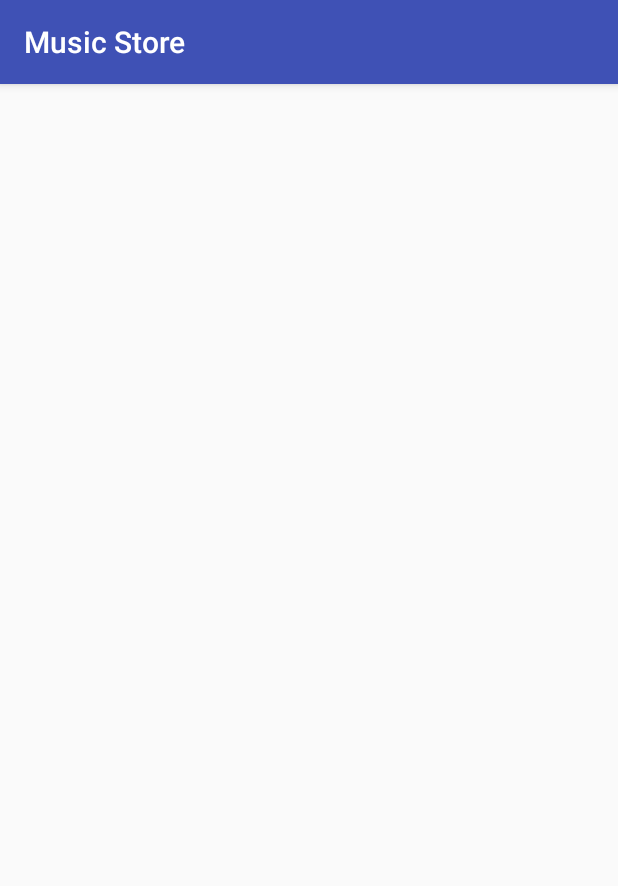
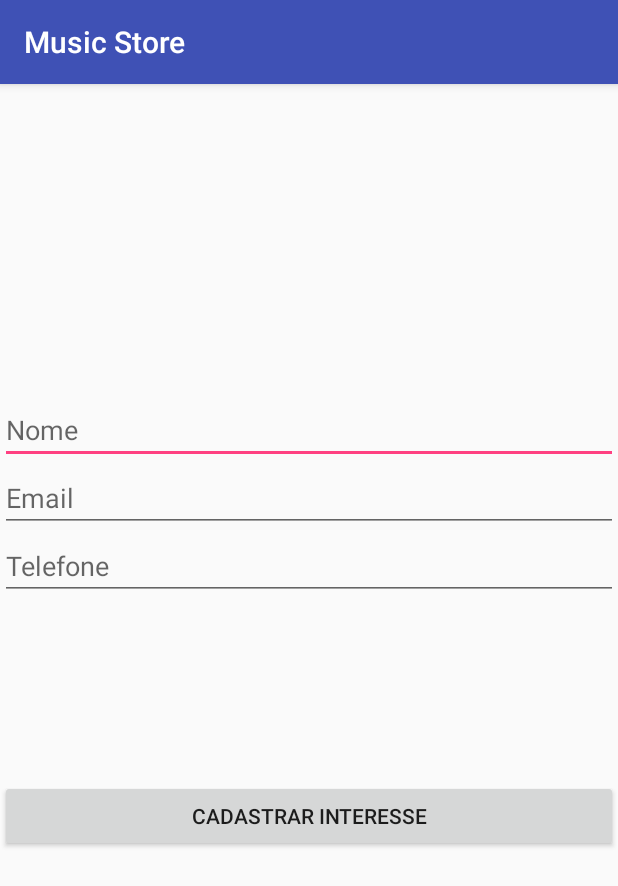
Before and after one commit to mglnb/MusicStore, an Android app: the OfferActivity screen opened directly, with no data from a screen before it, on a phone screen of 412 x 824 dp. Shown: the top 886 px of the screen. Run offline under Robolectric (Android 15) with nearby library versions, the phone set to English and light mode, and no system bars.

Commit message:
activity offer

```diff
--- a/app/src/main/java/com/mgl/musicstore/InstrumentFragment.java
+++ b/app/src/main/java/com/mgl/musicstore/InstrumentFragment.java
@@ -1,6 +1,7 @@
 package com.mgl.musicstore;
 
 import android.content.Context;
+import android.content.Intent;
 import android.database.Cursor;
 import android.net.Uri;
 import android.os.Bundle;
@@ -103,7 +104,7 @@ public class InstrumentFragment extends Fragment {
 
         InstrumentService service = retrofit.create(InstrumentService.class);
 
-        Call<List<Instrument>> instrumentCall = service.getAll();
+        final Call<List<Instrument>> instrumentCall = service.getAll();
 
         instrumentCall.enqueue(new Callback<List<Instrument>>() {
             @Override
@@ -148,7 +149,15 @@ public class InstrumentFragment extends Fragment {
         gridView.setOnItemClickListener(new AdapterView.OnItemClickListener() {
             @Override
             public void onItemClick(AdapterView<?> adapterView, View view, int i, long l) {
-                Toast.makeText(getContext(), "Touch", Toast.LENGTH_SHORT).show();
+                Instrument instrument = (Instrument) adapterView.getItemAtPosition(i);
+
+                Intent it = new Intent(getActivity(), OfferActivity.class);
+                it.putExtra("id", instrument.getId());
+                it.putExtra("modelo", instrument.getModelo());
+                it.putExtra("marca", instrument.getMarca());
+                it.putExtra("preco", instrument.getPreco());
+                it.putExtra("cor", instrument.getCor());
+                startActivity(it);
             }
         });
 
--- a/app/src/main/java/com/mgl/musicstore/OfferActivity.java
+++ b/app/src/main/java/com/mgl/musicstore/OfferActivity.java
@@ -1,13 +1,49 @@
 package com.mgl.musicstore;
 
+import android.content.Intent;
 import android.support.v7.app.AppCompatActivity;
 import android.os.Bundle;
+import android.widget.EditText;
+import android.widget.ImageView;
+import android.widget.TextView;
 
 public class OfferActivity extends AppCompatActivity {
+
+    private EditText edtNome;
+    private EditText edtEmail;
+    private EditText edtTelefone;
+    private ImageView imageView;
+    private TextView txtModelo;
+    private TextView txtMarca;
+    private TextView txtCor;
+    private TextView txtPreco;
 
     @Override
     protected void onCreate(Bundle savedInstanceState) {
         super.onCreate(savedInstanceState);
         setContentView(R.layout.activity_offer);
+
+        imageView = (ImageView)findViewById(R.id.imageView);
+        edtNome = (EditText)findViewById(R.id.edtNome);
+        edtEmail = (EditText)findViewById(R.id.edtEmail);
+        edtTelefone = (EditText)findViewById(R.id.edtTelefone);
+        txtModelo = (TextView) findViewById(R.id.txtModeloOffer);
+        txtCor = (TextView) findViewById(R.id.txtCorOffer);
+        txtPreco = (TextView) findViewById(R.id.txtPrecoOffer);
+
+        Intent it = getIntent();
+
+        int id = it.getIntExtra("id", -1);
+        String modelo = it.getStringExtra("modelo");
+        String marca = it.getStringExtra("marca");
+        String preco = it.getStringExtra("preco");
+        String cor = it.getStringExtra("cor");
+
+
+        txtModelo.setText(modelo);
+        txtCor.setText(cor);
+        txtPreco.setText(preco);
+
+
     }
 }
--- a/app/src/main/res/layout/activity_offer.xml
+++ b/app/src/main/res/layout/activity_offer.xml
@@ -1,10 +1,87 @@
 <?xml version="1.0" encoding="utf-8"?>
-<LinearLayout xmlns:android="http://schemas.android.com/apk/res/android"
+<android.support.constraint.ConstraintLayout xmlns:android="http://schemas.android.com/apk/res/android"
     xmlns:app="http://schemas.android.com/apk/res-auto"
     xmlns:tools="http://schemas.android.com/tools"
+    android:id="@+id/container"
     android:layout_width="match_parent"
     android:layout_height="match_parent"
-    tools:context="com.mgl.musicstore.OfferActivity">
+    tools:context="com.mgl.musicstore.MainActivity">
 
 
-</LinearLayout>
+    <ImageView
+        android:id="@+id/imageView"
+        android:layout_width="200dp"
+        android:layout_height="200dp"
+        android:layout_marginEnd="8dp"
+        android:layout_marginTop="8dp"
+        app:layout_constraintEnd_toEndOf="parent"
+        app:layout_constraintTop_toTopOf="parent" />
+
+    <TextView
+        android:id="@+id/txtModeloOffer"
+        android:layout_width="wrap_content"
+        android:layout_height="wrap_content"
+        android:layout_marginEnd="8dp"
+        android:layout_marginTop="8dp"
+        android:text="Modelo"
+        android:textColor="#222"
+        android:textSize="23sp"
+        android:textStyle="bold"
+        app:layout_constraintEnd_toStartOf="@+id/imageView"
+        app:layout_constraintTop_toTopOf="parent" />
+
+    <TextView
+        android:id="@+id/txtCorOffer"
+        android:layout_width="wrap_content"
+        android:layout_height="wrap_content"
+        android:layout_marginEnd="8dp"
+        android:layout_marginTop="8dp"
+        android:text="Cor"
+        app:layout_constraintEnd_toStartOf="@+id/imageView"
+        app:layout_constraintTop_toBottomOf="@+id/txtModeloOffer" />
+
+    <TextView
+        android:id="@+id/txtPrecoOffer"
+        android:layout_width="wrap_content"
+        android:layout_height="wrap_content"
+        android:layout_marginEnd="8dp"
+        android:layout_marginTop="8dp"
+        android:text="R$ 000,00"
+        android:textSize="18sp"
+        app:layout_constraintEnd_toStartOf="@+id/imageView"
+        app:layout_constraintTop_toBottomOf="@+id/txtCorOffer" />
+
+    <LinearLayout
+        android:layout_width="match_parent"
+        android:layout_height="wrap_content"
+        android:orientation="vertical"
+        app:layout_constraintTop_toBottomOf="@+id/imageView">
+
+        <EditText
+            android:id="@+id/edtNome"
+            android:layout_width="match_parent"
+            android:layout_height="wrap_content"
+            android:hint="Nome" />
+
+        <EditText
+            android:id="@+id/edtEmail"
+            android:layout_width="match_parent"
+            android:layout_height="wrap_content"
+            android:hint="Email" />
+
+        <EditText
+            android:id="@+id/edtTelefone"
+            android:layout_width="match_parent"
+            android:layout_height="wrap_content"
+            android:hint="Telefone" />
+
+        <Button
+            android:id="@+id/btnCadastrarInteresse"
+            android:layout_marginTop="120dp"
+            android:layout_width="match_parent"
+            android:layout_height="wrap_content"
+            android:text="Cadastrar Interesse" />
+
+
+    </LinearLayout>
+</android.support.constraint.ConstraintLayout>
```
